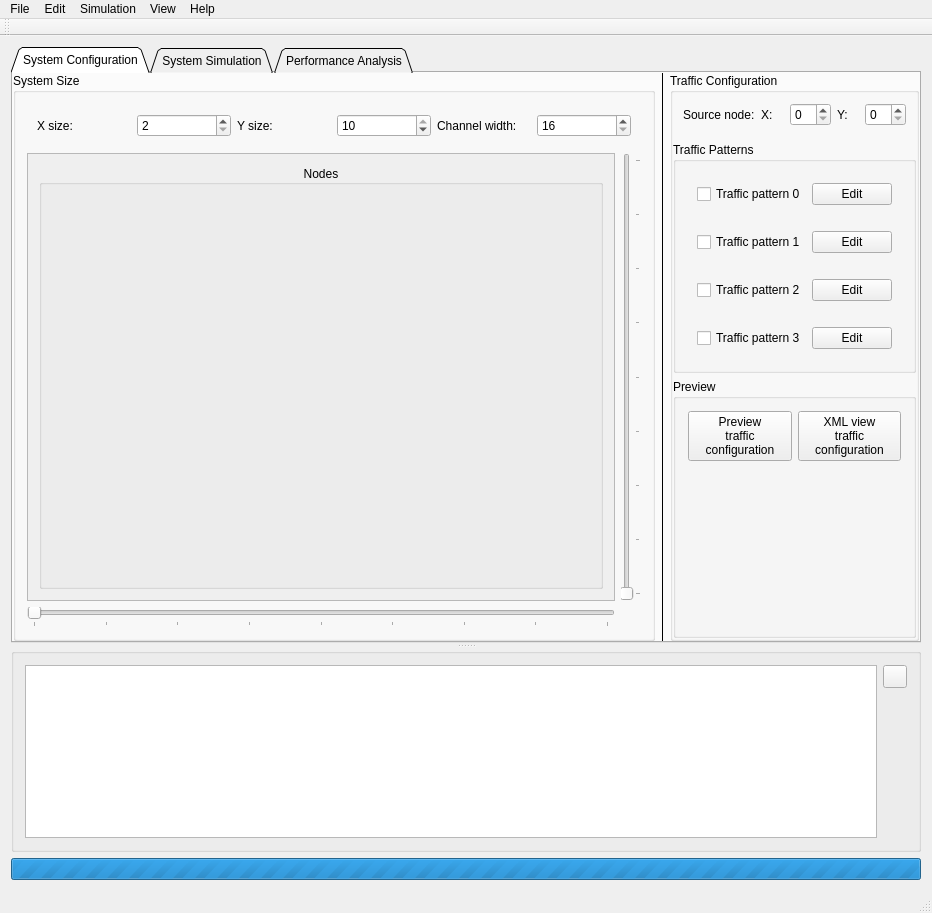
This is RS/forms/MainWindow.ui in leds-lab/redscarf as Qt 5 draws it before an edit. The edited form follows.
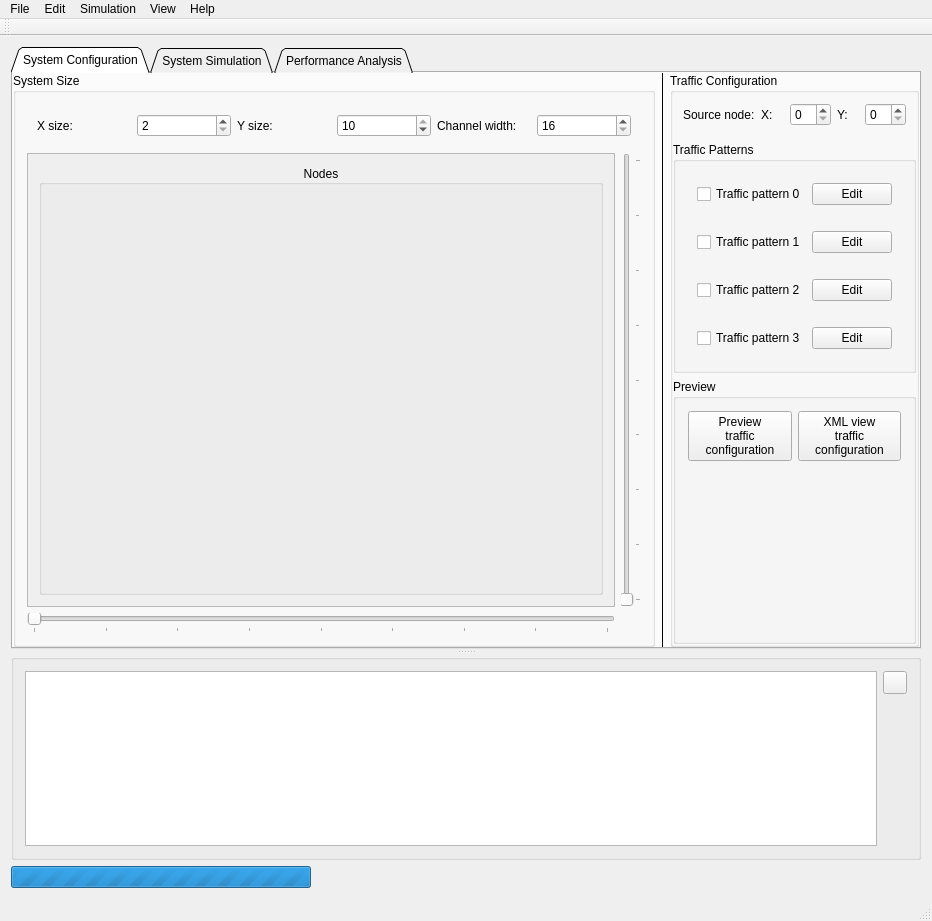
This is the edited form. The open tabs and pages were chosen to show the change. Icons and pictures are not drawn.

Patch:
```diff
--- a/RS/forms/MainWindow.ui
+++ b/RS/forms/MainWindow.ui
@@ -10,7 +10,7 @@
     <x>0</x>
     <y>0</y>
     <width>932</width>
-    <height>913</height>
+    <height>921</height>
    </rect>
   </property>
   <property name="windowTitle">
@@ -285,7 +285,7 @@
                    <x>0</x>
                    <y>0</y>
                    <width>530</width>
-                   <height>521</height>
+                   <height>529</height>
                   </rect>
                  </property>
                  <layout class="QHBoxLayout" name="horizontalLayout_35">
@@ -3149,6 +3149,12 @@
         <verstretch>0</verstretch>
        </sizepolicy>
       </property>
+      <property name="maximumSize">
+       <size>
+        <width>300</width>
+        <height>16777215</height>
+       </size>
+      </property>
       <property name="maximum">
        <number>0</number>
       </property>
```
Left out of the diff: 2 changed lines with no effect on the pictures.
